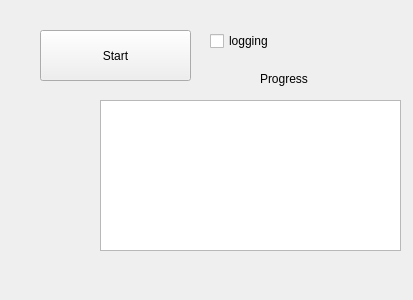
Before: the Qt Designer form ui/main_ui.ui in fjnn/my_data_logger_pkg, drawn with Qt 5.
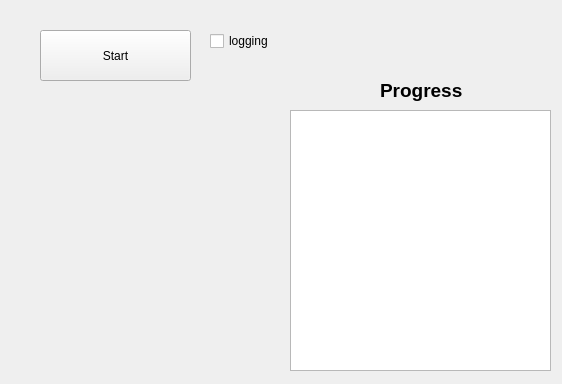
After: the same form once the commit is applied. Icons and pictures are not drawn.

Commit message: ball update. Transition problem

Diff of the .ui file:
```diff
--- a/ui/main_ui.ui
+++ b/ui/main_ui.ui
@@ -6,8 +6,8 @@
    <rect>
     <x>0</x>
     <y>0</y>
-    <width>413</width>
-    <height>300</height>
+    <width>562</width>
+    <height>384</height>
    </rect>
   </property>
   <property name="windowTitle">
@@ -42,12 +42,19 @@
   <widget class="QLabel" name="label">
    <property name="geometry">
     <rect>
-     <x>260</x>
-     <y>70</y>
-     <width>68</width>
-     <height>17</height>
+     <x>380</x>
+     <y>80</y>
+     <width>91</width>
+     <height>21</height>
     </rect>
    </property>
+   <property name="font">
+    <font>
+     <pointsize>14</pointsize>
+     <weight>75</weight>
+     <bold>true</bold>
+    </font>
+   </property>
    <property name="text">
     <string>Progress</string>
    </property>
@@ -55,10 +62,10 @@
   <widget class="QLabel" name="figure">
    <property name="geometry">
     <rect>
-     <x>30</x>
+     <x>20</x>
      <y>100</y>
-     <width>51</width>
-     <height>151</height>
+     <width>271</width>
+     <height>281</height>
     </rect>
    </property>
    <property name="text">
@@ -71,10 +78,10 @@
   <widget class="QTextEdit" name="textEdit">
    <property name="geometry">
     <rect>
-     <x>100</x>
-     <y>100</y>
-     <width>301</width>
-     <height>151</height>
+     <x>290</x>
+     <y>110</y>
+     <width>261</width>
+     <height>261</height>
     </rect>
    </property>
   </widget>
```
Left out of the diff: 2 changed lines with no effect on the pictures. The commit also changes 2 other files.
